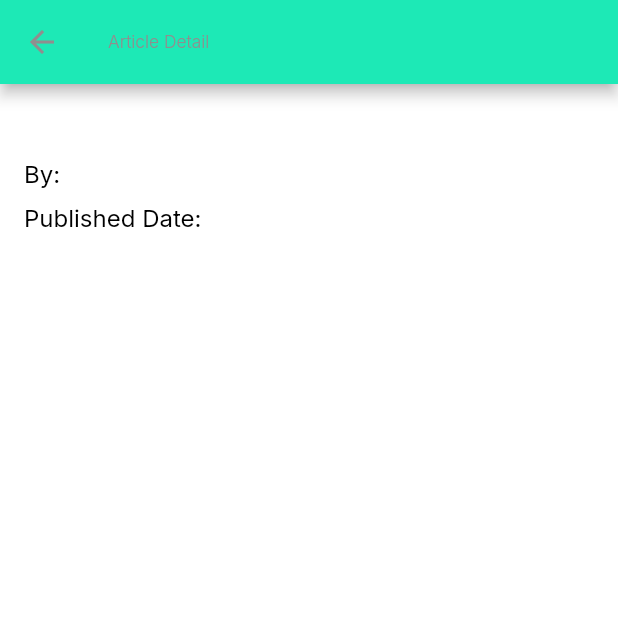
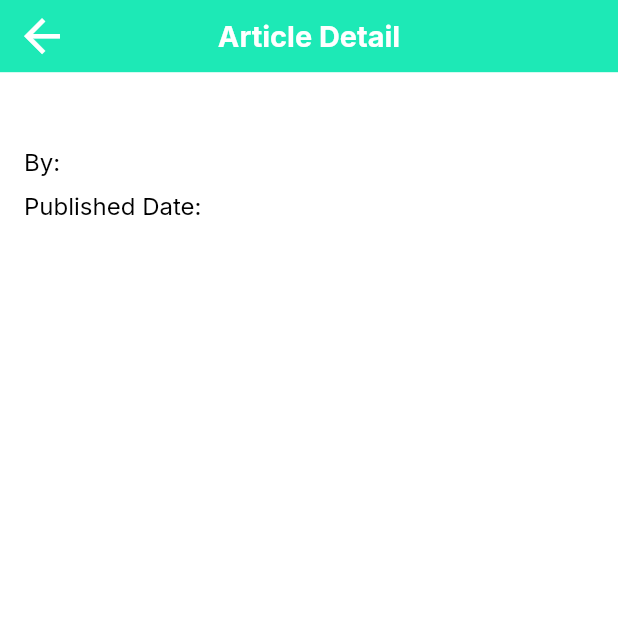
Before and after one commit to MahmutErsoy/media_probe_mobile_app, a Flutter app: the DetailView screen opened directly with empty values, on a phone screen of 412 x 824 dp, the top half of it. Run offline on Flutter 3.47's test engine with Material 2 defaults, Android fonts, the phone set to English and light mode, and no system bars; our stand-ins replace dio, flutter_screenutil, google_fonts; network calls fail.

Commit message:
feat: custom appbar add for detailscreen

```diff
--- /dev/null
+++ b/lib/core/components/global_widgets/app_bar.dart
@@ -0,0 +1,33 @@
+import 'package:flutter/material.dart';
+import 'package:flutter_screenutil/flutter_screenutil.dart';
+
+class CustomAppBar extends StatelessWidget implements PreferredSizeWidget {
+  const CustomAppBar({super.key});
+
+  @override
+  Widget build(context) {
+    return AppBar(
+      backgroundColor: Colors.tealAccent[400],
+      elevation: 0,
+      centerTitle: true,
+      toolbarHeight: 50.sp,
+      leading: InkWell(
+        onTap: () {
+          Navigator.of(context).pop();
+        },
+        child: Icon(
+          Icons.arrow_back,
+          size: 40.h,
+          color: Colors.white,
+        ),
+      ),
+      title: Text(
+        "Article Detail",
+        style: Theme.of(context).textTheme.headline2,
+      ),
+    );
+  }
+
+  @override
+  Size get preferredSize => Size.fromHeight(50.sp);
+}
--- a/lib/views/detail/detail_view.dart
+++ b/lib/views/detail/detail_view.dart
@@ -1,6 +1,7 @@
 import 'package:flutter/material.dart';
 import 'package:provider/provider.dart';
 import '../../core/base/base_view.dart';
+import '../../core/components/global_widgets/app_bar.dart';
 import '../../core/models/NY_times_model.dart';
 import 'detail_view_model.dart';
 
@@ -18,10 +19,7 @@ class DetailView extends StatelessWidget {
         await model.init();
       },
       pageBuilder: (context, viewModel, _) => Scaffold(
-        appBar: AppBar(
-          backgroundColor: Colors.tealAccent[400],
-          title: const Text("Article Detail"),
-        ),
+        appBar: CustomAppBar(),
         body: SingleChildScrollView(
           padding: const EdgeInsets.all(16),
           child: Column(
```
